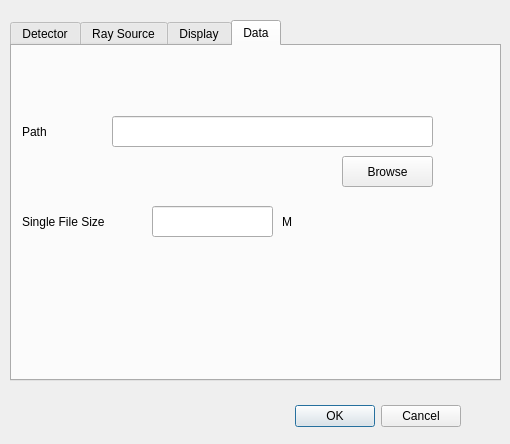
The window that settingdialog.ui (zhengyi-beijing/ApponsView) describes before a commit, drawn with Qt 5.
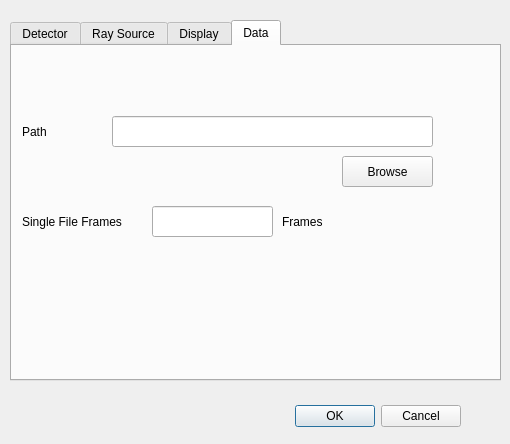
The same window after the commit.

```diff
--- a/settingdialog.ui
+++ b/settingdialog.ui
@@ -467,7 +467,7 @@
       </rect>
      </property>
      <property name="text">
-      <string>Single File Size</string>
+      <string>Single File Frames</string>
      </property>
     </widget>
     <widget class="QLineEdit" name="singleFileSize">
@@ -490,7 +490,7 @@
       </rect>
      </property>
      <property name="text">
-      <string>M</string>
+      <string>Frames</string>
      </property>
     </widget>
    </widget>
```
